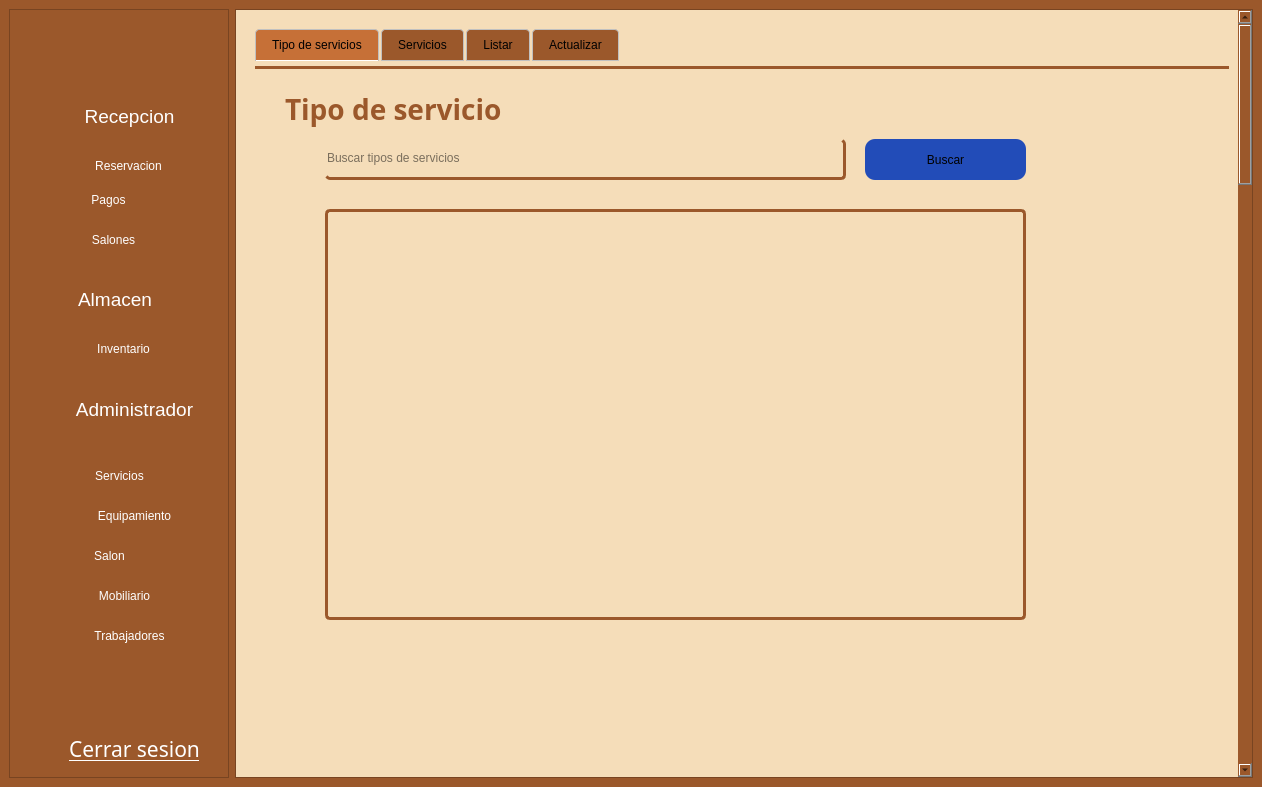
The window that gui/admin_screen.ui (asp-laboratories/BookingRoom_Software) describes before a commit, drawn with Qt 5.
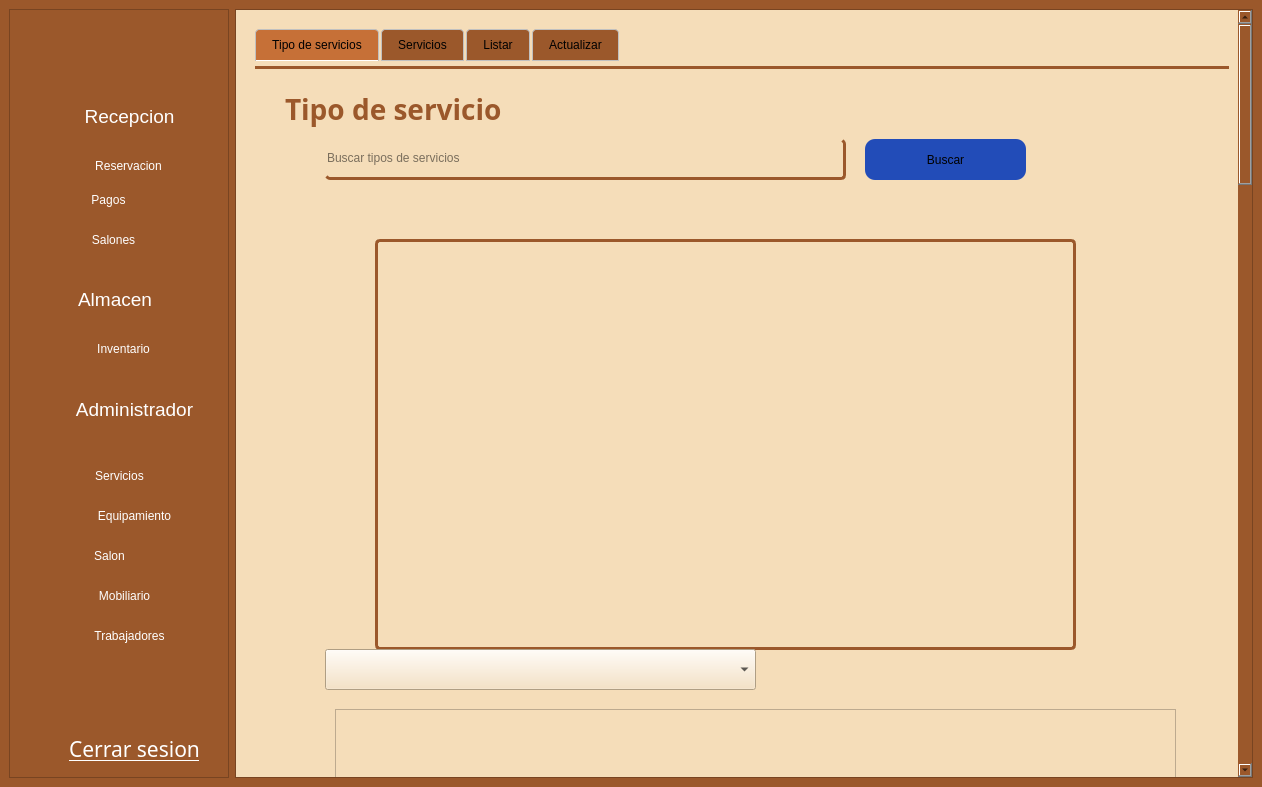
The same window after the commit. The open tabs and pages were chosen to show the change. Icons and pictures are not drawn.

```diff
--- a/gui/admin_screen.ui
+++ b/gui/admin_screen.ui
@@ -990,7 +990,7 @@
                <string>Tipo de servicio</string>
               </property>
              </widget>
-             <widget class="QLineEdit" name="tipoBuscar">
+             <widget class="QLineEdit" name="tipoBuscar1">
               <property name="geometry">
                <rect>
                 <x>70</x>
@@ -1030,14 +1030,14 @@
                <string>Buscar</string>
               </property>
              </widget>
-             <widget class="QTextEdit" name="tResultadoS">
+             <widget class="QTextEdit" name="tResultadoS1">
               <property name="enabled">
                <bool>true</bool>
               </property>
               <property name="geometry">
                <rect>
-                <x>70</x>
-                <y>140</y>
+                <x>120</x>
+                <y>170</y>
                 <width>701</width>
                 <height>411</height>
                </rect>
@@ -1065,6 +1065,26 @@
                <bool>true</bool>
               </property>
              </widget>
+             <widget class="QTableWidget" name="tResultadoS">
+              <property name="geometry">
+               <rect>
+                <x>80</x>
+                <y>640</y>
+                <width>841</width>
+                <height>421</height>
+               </rect>
+              </property>
+             </widget>
+             <widget class="QComboBox" name="tipoBuscar">
+              <property name="geometry">
+               <rect>
+                <x>70</x>
+                <y>580</y>
+                <width>431</width>
+                <height>41</height>
+               </rect>
+              </property>
+             </widget>
             </widget>
             <widget class="QWidget" name="tab_4">
              <attribute name="title">
```
Left out of the diff: 8 changed lines with no effect on the pictures.
